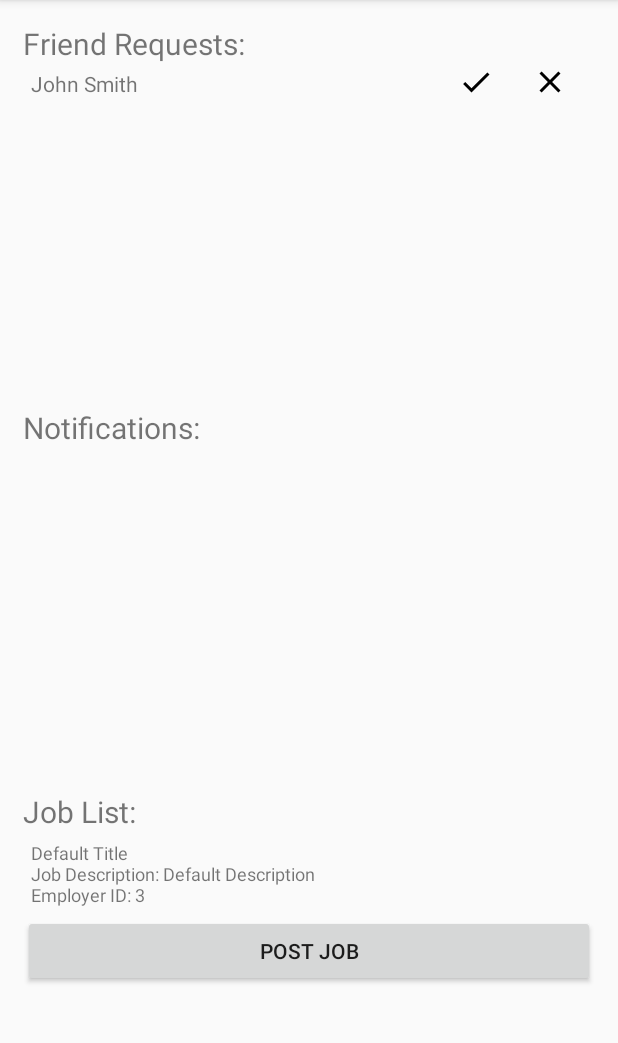
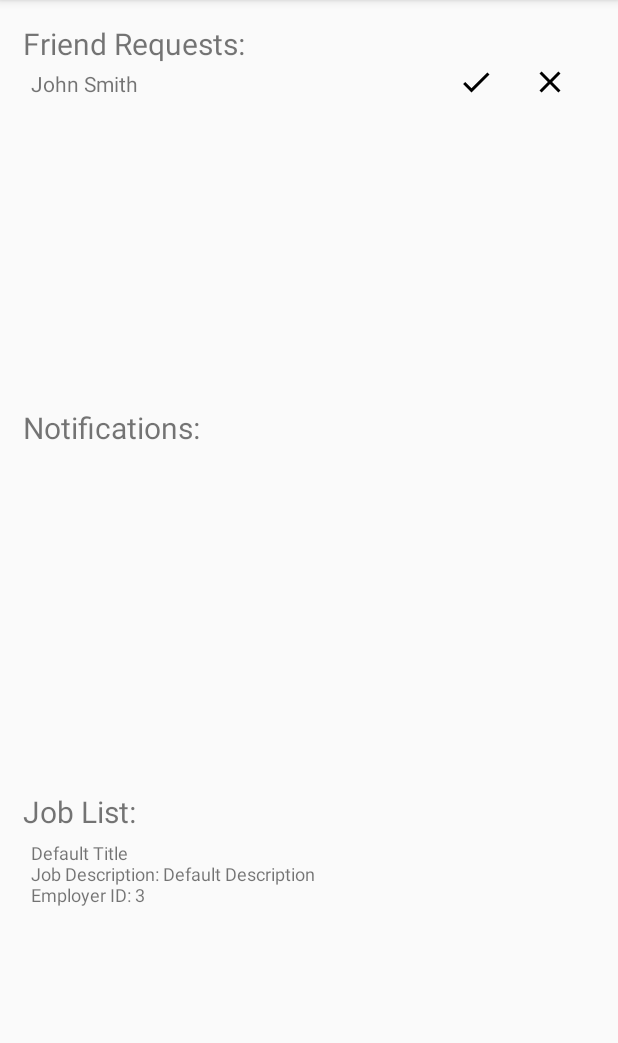
Before and after one commit to NathanMarson/cp3405-2019-team2, an Android app: the fragment HomeFragment shown on its own in the app's theme, on a phone screen of 412 x 824 dp, the part 84-1127 px from its top. Run offline under Robolectric (Android 15) with nearby library versions, the phone set to English and light mode, and no system bars; our stand-ins replace Room's generated code; 1 statement that could not run was skipped.

Commit message:
Make job post button only appear when logged in as an employer

```diff
--- a/JobLink/app/src/main/java/com/cp3405/joblink/MainActivity.java
+++ b/JobLink/app/src/main/java/com/cp3405/joblink/MainActivity.java
@@ -29,6 +29,7 @@ import androidx.appcompat.app.AppCompatActivity;
 import androidx.appcompat.widget.Toolbar;
 
 import android.view.Menu;
+import android.widget.Button;
 
 import java.util.List;
 
@@ -55,9 +56,6 @@ public class MainActivity extends AppCompatActivity {
                         .setAction("Action", null).show();
             }
         });
-
-
-
 
 
         DrawerLayout drawer = findViewById(R.id.drawer_layout);
--- a/JobLink/app/src/main/java/com/cp3405/joblink/ui/home/HomeFragment.java
+++ b/JobLink/app/src/main/java/com/cp3405/joblink/ui/home/HomeFragment.java
@@ -17,6 +17,7 @@ import com.cp3405.joblink.ui.database.Job;
 import com.cp3405.joblink.ui.database.JobDao;
 import com.cp3405.joblink.ui.database.JobLinkRoomDatabase;
 import com.cp3405.joblink.ui.database.User;
+import com.cp3405.joblink.ui.database.UserDao;
 import com.cp3405.joblink.ui.gallery.GalleryFragment;
 import com.cp3405.joblink.ui.jobPost.JobPostFragment;
 import com.cp3405.joblink.ui.jobPost.JobPostViewModel;
@@ -47,15 +48,10 @@ public class HomeFragment extends Fragment {
 //            }
 //        });
 
-        isEmployer = true;
+
 
         Button addJob = root.findViewById(R.id.jobButton);
-        if (isEmployer){
-            addJob.setVisibility(View.VISIBLE); //Bring up the user type page
-        }
-        else {
-            addJob.setVisibility(View.INVISIBLE);
-        }
+
 
         final JobPostFragment post = new JobPostFragment();
         final FragmentManager manager = getFragmentManager();
@@ -64,6 +60,21 @@ public class HomeFragment extends Fragment {
         JobDao jobDao = JobLinkRoomDatabase.getDatabase(getContext()).jobDao();
         List<Job> jobs = jobDao.getAllJobs();
 
+        UserDao userDao = JobLinkRoomDatabase.getDatabase(getContext()).userDao();
+        User user = userDao.findUserByLogin();
+
+        if (user.username.equals("Employer")){
+            isEmployer = true;
+        }else{
+            isEmployer = false;
+        }
+
+        if (isEmployer){
+            addJob.setVisibility(View.VISIBLE); //Bring up the user type page
+        }
+        else {
+            addJob.setVisibility(View.INVISIBLE);
+        }
 
 
         for(Job job:jobs) {
--- a/JobLink/app/src/main/java/com/cp3405/joblink/ui/login/LoginFragment.java
+++ b/JobLink/app/src/main/java/com/cp3405/joblink/ui/login/LoginFragment.java
@@ -69,6 +69,8 @@ public class LoginFragment extends Fragment {
         final EditText username = root.findViewById(R.id.text_login_name_entry);
         final EditText password = root.findViewById(R.id.text_login_password_entry);
         Button logInButton = root.findViewById(R.id.button_login);
+
+
         logInButton.setOnClickListener(new View.OnClickListener() {
             @Override
             public void onClick(View view) {
```
